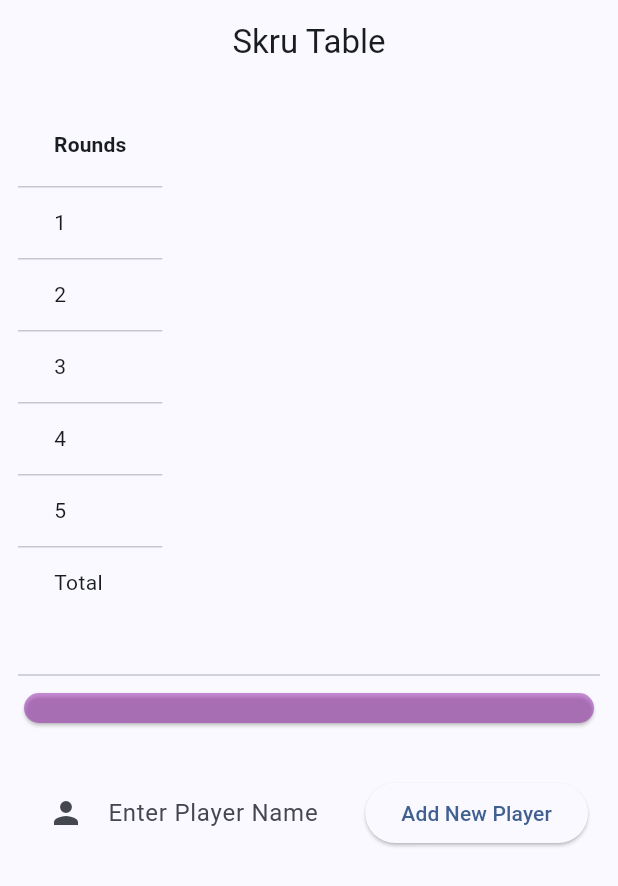
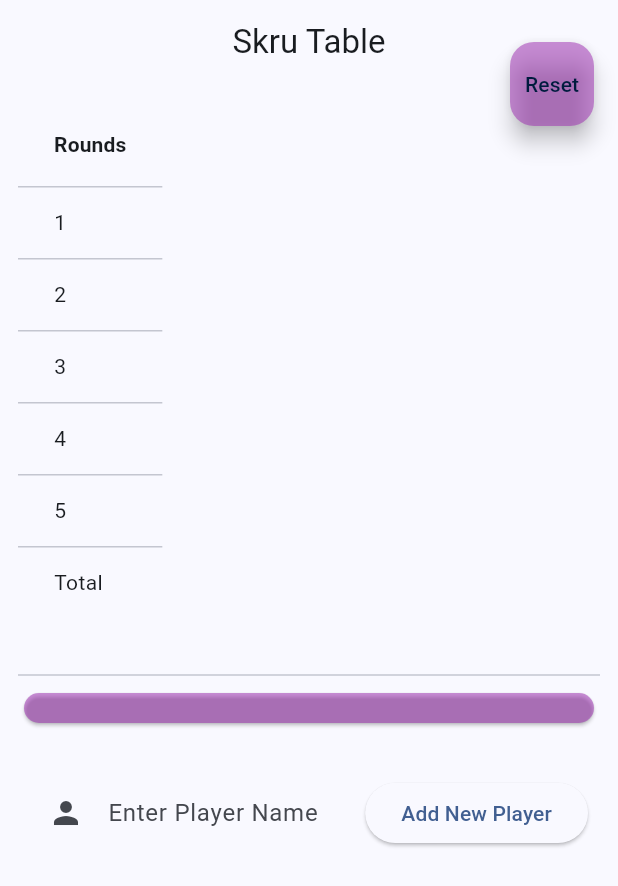
Before and after one commit to AhmedHamed-20/skru_table, a Flutter app: the screen it shows after launch, on a phone screen of 412 x 824 dp. Shown: the top 886 px of the screen. Run offline on Flutter 3.47's test engine with Material 3 defaults, Android fonts, the light colour scheme and no system bars; our stand-ins replace bloc, flutter_bloc, wakelock.

Commit message:
-Feature: add reset button

```diff
--- a/lib/features/player/presentation/pages/table_screen.dart
+++ b/lib/features/player/presentation/pages/table_screen.dart
@@ -1,6 +1,9 @@
 import 'package:flutter/material.dart';
+import 'package:flutter_bloc/flutter_bloc.dart';
 import 'package:skru_table/features/player/presentation/widgets/table_controllers_widget.dart';
 import 'package:skru_table/features/player/presentation/widgets/table_widget.dart';
+
+import '../cubit/player_cubit.dart';
 
 class TableScreen extends StatefulWidget {
   const TableScreen({super.key});
@@ -23,6 +26,14 @@ class _TableScreenState extends State<TableScreen> {
         title: const Text('Skru Table'),
         centerTitle: true,
       ),
+      floatingActionButton: FloatingActionButton(
+        backgroundColor: Colors.purple.withOpacity(0.5),
+        onPressed: () {
+          BlocProvider.of<PlayerCubit>(context).removeAllPlayers();
+        },
+        child: const Text('Reset'),
+      ),
+      floatingActionButtonLocation: FloatingActionButtonLocation.endTop,
       body: const Padding(
         padding: EdgeInsets.all(12),
         child: CustomScrollView(slivers: [
```
Also changed, not shown: lib/features/player/presentation/cubit/player_cubit.dart (+27 -0 lines), 1 other file.
